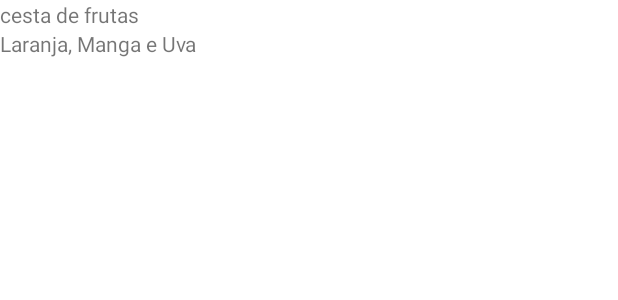
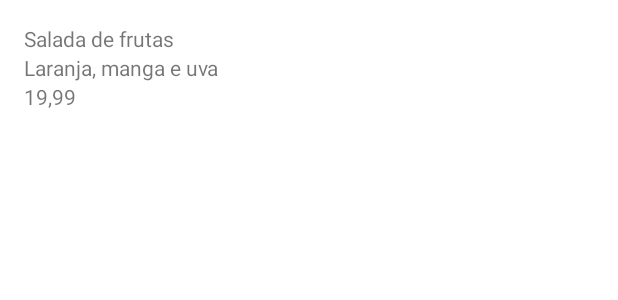
Before and after one commit to LunnyKot/Orgs, an Android app: the layout activity_main.xml on its own in the app's theme, with its tools: preview values and no code run, on a phone screen of 412 x 824 dp. Shown: the top 300 px of the screen. Run offline under Robolectric (Android 15) with nearby library versions, the phone set to English and light mode, and no system bars.

Commit message:
Create new TextView and add margins

```diff
--- a/app/src/main/java/com/example/orgs/MainActivity.kt
+++ b/app/src/main/java/com/example/orgs/MainActivity.kt
@@ -5,7 +5,7 @@ import android.os.Bundle
 import android.os.PersistableBundle
 import android.widget.TextView
 import android.widget.Toast
-
+//Changes Branch
 class MainActivity: Activity() {
 
     override fun onCreate(savedInstanceState: Bundle?){
--- a/app/src/main/res/layout/activity_main.xml
+++ b/app/src/main/res/layout/activity_main.xml
@@ -7,19 +7,32 @@
     android:layout_height="match_parent">
 
     <TextView
-        android:id="@+id/TextView"
+        android:id="@+id/name"
         android:layout_width="match_parent"
         android:layout_height="wrap_content"
-        android:text="cesta de frutas"
+        android:layout_margin="16dp"
+        android:text="Salada de frutas"
         app:layout_constraintEnd_toEndOf="parent"
         app:layout_constraintTop_toTopOf="parent" />
 
     <TextView
-        android:id="@+id/descricao"
+        android:id="@+id/description"
         android:layout_width="match_parent"
         android:layout_height="wrap_content"
-        android:text="Laranja, Manga e Uva"
-        app:layout_constraintTop_toBottomOf="@+id/TextView" />
+        android:layout_marginStart="16dp"
+        android:layout_marginEnd="16dp"
+        android:text="Laranja, manga e uva"
+        app:layout_constraintTop_toBottomOf="@+id/name" />
+
+    <TextView
+        android:id="@+id/value"
+        android:layout_width="match_parent"
+        android:layout_height="wrap_content"
+        android:layout_marginStart="16dp"
+        android:layout_marginEnd="16dp"
+        android:text="19,99"
+        app:layout_constraintTop_toBottomOf="@+id/description"
+        />
 
 
 </androidx.constraintlayout.widget.ConstraintLayout>
```
